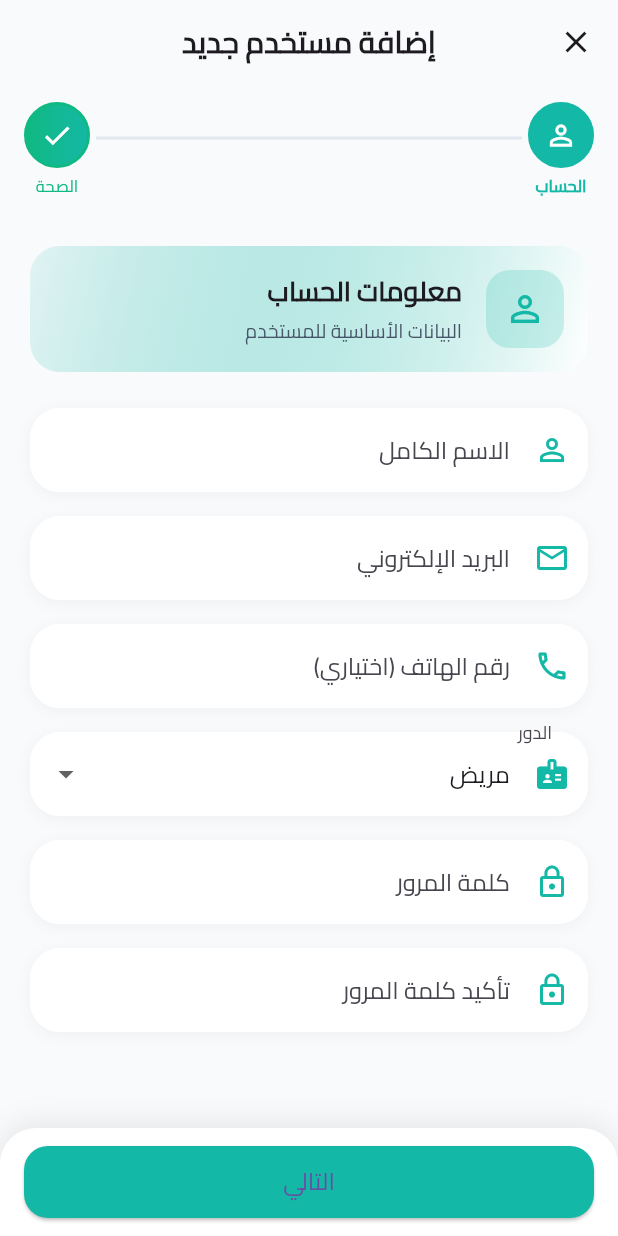
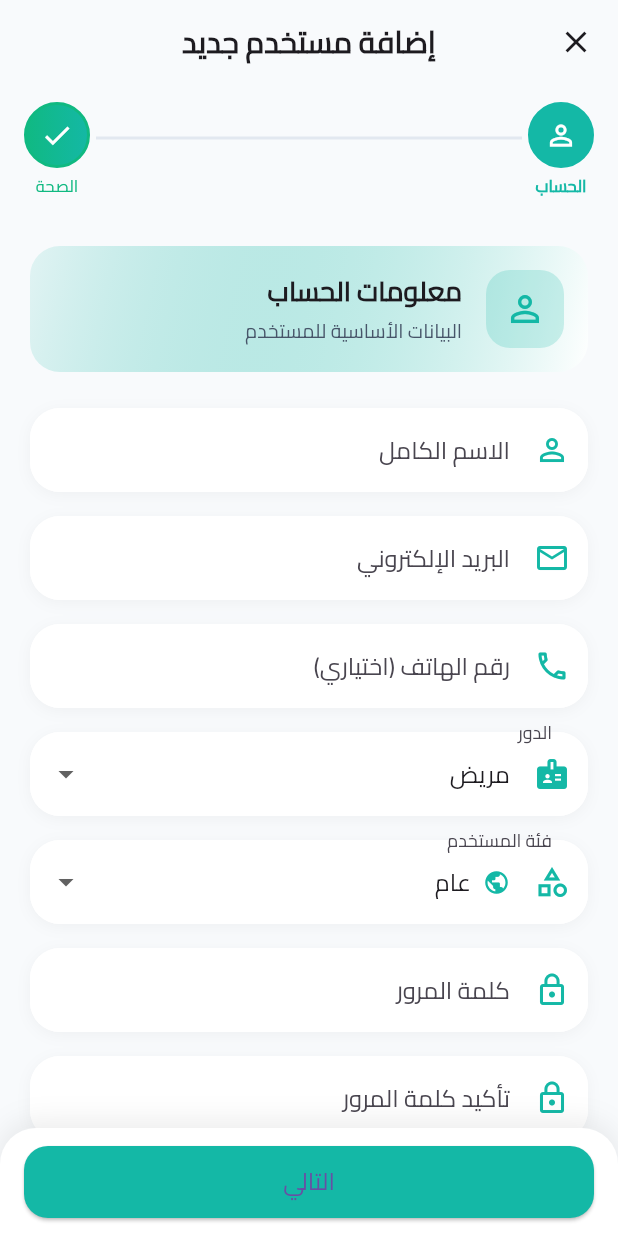
Before and after one commit to la24ith/adminDashboard_V2, a Flutter app: the UserFormPage screen opened directly, on a phone screen of 412 x 824 dp. Run offline on Flutter 3.47's test engine with Material 3 defaults, Android fonts, the phone set to English and light mode, and no system bars; our stand-ins replace audioplayers, cached_network_image, dartz, dio, equatable, file_picker and 12 more; missing offline and left inert: ffmpeg_kit_flutter_new, record, video_compress; accounts and stored records are empty.

Commit message:
اضافة تعديل الفئة من الادمن

```diff
--- a/lib/features/users/presentation/widgets/user_form_page.dart
+++ b/lib/features/users/presentation/widgets/user_form_page.dart
@@ -23,6 +23,24 @@ class _UserFormPageState extends State<UserFormPage>
   late TextEditingController _confirmPasswordController;
   String _role = 'patient';
   bool _accountValid = false;
+
+  // ✅ فئة المستخدم (patient_segment) — تحدَّد من الأدمن فقط
+  static const List<Map<String, dynamic>> _segments = [
+    {'value': 'general', 'label': 'عام', 'icon': Icons.public},
+    {'value': 'diabetic', 'label': 'مرضى السكري', 'icon': Icons.bloodtype},
+    {
+      'value': 'breastfeeding',
+      'label': 'مرضعات',
+      'icon': Icons.family_restroom
+    },
+    {
+      'value': 'weight_loss',
+      'label': 'إنقاص الوزن',
+      'icon': Icons.fitness_center
+    },
+    {'value': 'weight_gain', 'label': 'زيادة الوزن', 'icon': Icons.restaurant},
+  ];
+  late String _patientSegment;
 
   // صفحة 2: القياسات الصحية
   late TextEditingController _idealWeightController;
@@ -59,6 +77,12 @@ class _UserFormPageState extends State<UserFormPage>
         TextEditingController(text: widget.user?['height']?.toString() ?? '');
 
     _role = widget.user?['role'] ?? 'patient';
+
+    // ✅ تحميل الفئة الحالية إذا كانت موجودة (وضع التعديل)، وإلا افتراضي 'general'
+    final existingSegment = widget.user?['patient_segment'];
+    _patientSegment = _segments.any((s) => s['value'] == existingSegment)
+        ? existingSegment as String
+        : 'general';
 
     _validateAccount();
     _validateHealth();
@@ -317,6 +341,9 @@ class _UserFormPageState extends State<UserFormPage>
             ],
             onChanged: (v) => setState(() => _role = v!),
           ),
+          const SizedBox(height: 16),
+          // ✅ فئة المستخدم — يحددها الأدمن فقط
+          _buildSegmentDropdown(),
           if (widget.user == null) ...[
             const SizedBox(height: 16),
             _buildTextField(
@@ -345,6 +372,61 @@ class _UserFormPageState extends State<UserFormPage>
           ],
           const SizedBox(height: 16),
         ],
+      ),
+    );
+  }
+
+  // ✅ Dropdown خاص بفئة المستخدم مع أيقونة لكل فئة
+  Widget _buildSegmentDropdown() {
+    return Container(
+      decoration: BoxDecoration(
+        color: Colors.white,
+        borderRadius: BorderRadius.circular(20),
+        boxShadow: [
+          BoxShadow(
+            color: Colors.black.withOpacity(0.04),
+            blurRadius: 8,
+            offset: const Offset(0, 2),
+          ),
+        ],
+      ),
+      child: DropdownButtonFormField<String>(
+        value: _patientSegment,
+        isExpanded: true,
+        decoration: InputDecoration(
+          labelText: 'فئة المستخدم',
+          prefixIcon: Icon(Icons.category_outlined, color: AppColors.accent),
+          border: OutlineInputBorder(
+            borderRadius: BorderRadius.circular(20),
+            borderSide: BorderSide.none,
+          ),
+          filled: true,
+          fillColor: Colors.white,
+          contentPadding:
+              const EdgeInsets.symmetric(horizontal: 20, vertical: 16),
+        ),
+        items: _segments.map((segment) {
+          return DropdownMenuItem<String>(
+            value: segment['value'] as String,
+            child: Row(
+              mainAxisSize: MainAxisSize.min,
+              children: [
+                Icon(segment['icon'] as IconData,
+                    size: 18, color: AppColors.accent),
+                const SizedBox(width: 8),
+                Flexible(
+                  child: Text(
+                    segment['label'] as String,
+                    overflow: TextOverflow.ellipsis,
+                  ),
+                ),
+              ],
+            ),
+          );
+        }).toList(),
+        onChanged: (v) {
+          if (v != null) setState(() => _patientSegment = v);
+        },
       ),
     );
   }
@@ -661,6 +743,8 @@ class _UserFormPageState extends State<UserFormPage>
       'name': _nameController.text.trim(),
       'email': _emailController.text.trim(),
       'role': _role,
+      // ✅ فئة المستخدم — تُرسل دائماً لأنها تُحدَّد من الأدمن فقط
+      'patient_segment': _patientSegment,
       if (_phoneController.text.trim().isNotEmpty)
         'phone': _phoneController.text.trim(),
       if (_idealWeightController.text.trim().isNotEmpty)
```
